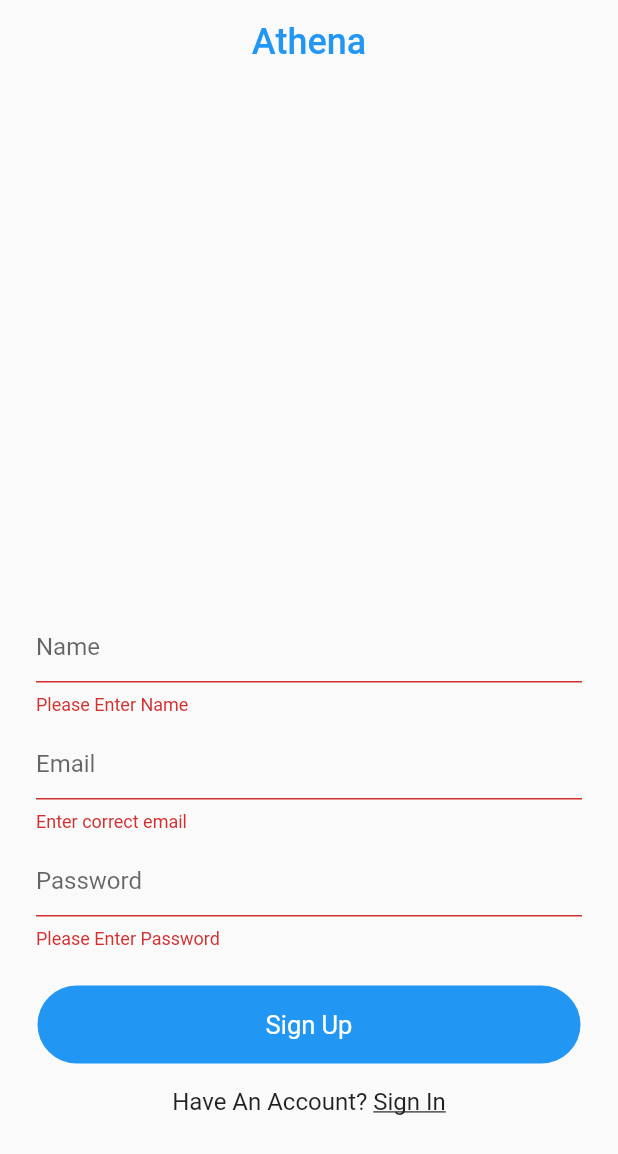
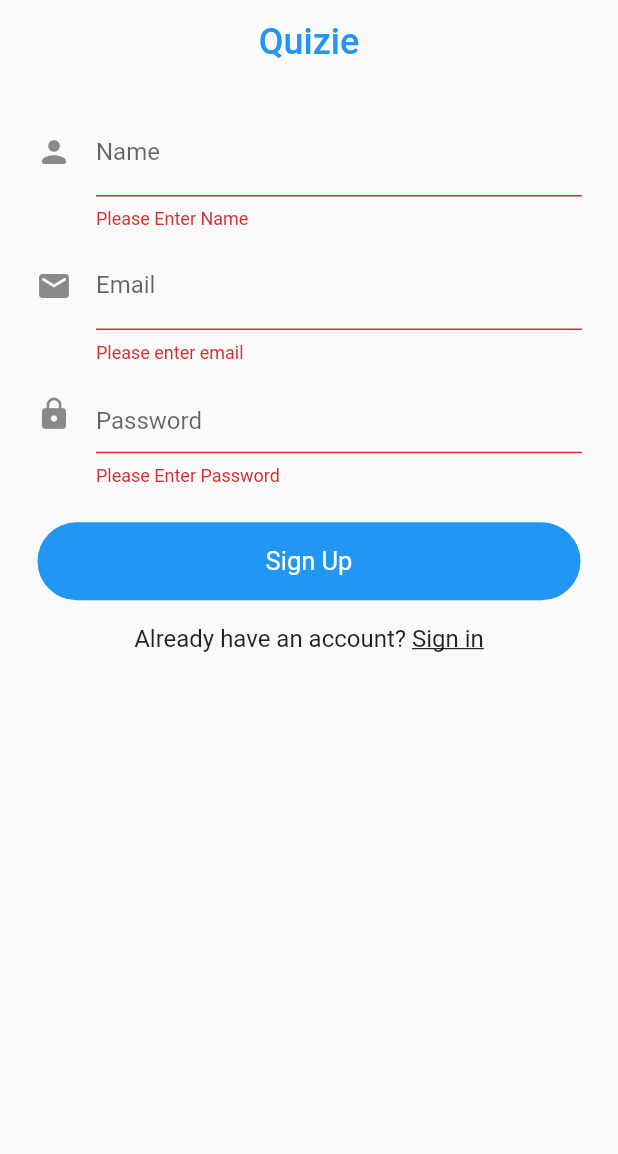
Before and after one commit to mohitj2401/quizee, a Flutter app: the SignUp screen opened directly, after a tap on "Sign Up", on a phone screen of 412 x 824 dp. Shown: the top 1154 px of the screen. Run offline on Flutter 3.47's test engine with Material 2 defaults, Android fonts, the light colour scheme and no system bars; our stand-ins replace dio, image_picker, shared_preferences; missing offline and left inert: ndialog; accounts and stored records are empty.

Commit message:
added auto validation and add strong password allow only

```diff
--- a/lib/views/signup.dart
+++ b/lib/views/signup.dart
@@ -1,11 +1,5 @@
-import 'dart:convert';
-
-import 'package:athena/helper/helper.dart';
 import 'package:athena/service/auth.dart';
-import 'package:athena/service/database.dart';
-import 'package:athena/views/home.dart';
 import 'package:athena/views/signin.dart';
-// import 'package:firebase_auth/firebase_auth.dart';
 import 'package:dio/dio.dart';
 import 'package:flutter/material.dart';
 import 'package:ndialog/ndialog.dart';
@@ -17,13 +11,14 @@ class SignUp extends StatefulWidget {
 
 class _SignUpState extends State<SignUp> {
   AuthService authService = new AuthService();
-  // DatabaseService databaseService = new DatabaseService();
-
   final formKey = GlobalKey<FormState>();
   bool isLoading = false;
+  bool _isHidden = true;
   TextEditingController emailTextEditingController = TextEditingController();
   TextEditingController nameTextEditingController = TextEditingController();
   TextEditingController passwordTextEditingController = TextEditingController();
+  TextEditingController confirmPasswordTextEditingController =
+      TextEditingController();
 
   signUp() async {
     if (formKey.currentState.validate()) {
@@ -35,7 +30,6 @@ class _SignUpState extends State<SignUp> {
             .post("http://192.168.137.74/flutter/public/api/register", data: {
           "name": nameTextEditingController.text,
           "email": emailTextEditingController.text,
-          "role": "student",
           'password': passwordTextEditingController.text,
         });
 
@@ -97,33 +91,6 @@ class _SignUpState extends State<SignUp> {
           ],
         ).show(context);
       }
-      // await authService
-      //     .signUpWithEmailAndPass(emailTextEditingController.text,
-      //         passwordTextEditingController.text)
-      //     .then((value) {
-      //   if (value != null) {
-      //     setState(() {
-      //       isLoading = false;
-      //     });
-      //     Map<String, String> userInfoMap = {
-      //       "name": nameTextEditingController.text,
-      //       "email": emailTextEditingController.text,
-      //       "role": "student",
-      //     };
-      //     FirebaseAuth firebaseAuth = FirebaseAuth.instance;
-      //     databaseService.uploadUserInfo(
-      //         userInfoMap, firebaseAuth.currentUser.uid);
-      //     HelperFunctions.saveUserLoggedIn(true);
-      //     HelperFunctions.saveUserRole(userInfoMap['role']);
-
-      //     Navigator.pushReplacement(
-      //         context, MaterialPageRoute(builder: (context) => Home()));
-      //   } else {
-      //     setState(() {
-      //       isLoading = false;
-      //     });
-      //   }
-      // });
     }
   }
 
@@ -133,7 +100,7 @@ class _SignUpState extends State<SignUp> {
       appBar: AppBar(
         title: Center(
             child: Text(
-          "Athena",
+          "Quizie",
           style: TextStyle(color: Colors.blue, fontSize: 24),
         )),
         iconTheme: IconThemeData(color: Colors.black),
@@ -148,61 +115,85 @@ class _SignUpState extends State<SignUp> {
             )
           : SingleChildScrollView(
               child: Container(
-                height: MediaQuery.of(context).size.height - 60,
                 child: Form(
+                  autovalidateMode: AutovalidateMode.always,
                   key: formKey,
                   child: Container(
-                      margin:
-                          EdgeInsets.symmetric(horizontal: 24, vertical: 16),
+                    margin: EdgeInsets.symmetric(horizontal: 24, vertical: 16),
                     child: Column(
                       children: <Widget>[
                         showAlert(),
-                          Spacer(),
                         TextFormField(
                           validator: (value) {
                             if (value.isEmpty) {
                               return "Please Enter Name";
-                              } else {
+                            }
+
+                            if (!RegExp(r"^[a-zA-Z][a-zA-Z ]+$")
+                                .hasMatch(value)) {
+                              return 'Please enter valid name';
+                            }
                             return null;
-                              }
                           },
                           controller: nameTextEditingController,
                           decoration: InputDecoration(
-                              hintText: "Name",
+                              labelText: "Name",
+                              icon: Icon(Icons.person_rounded)),
+                        ),
+                        SizedBox(
+                          height: 8,
+                        ),
+                        TextFormField(
+                          validator: (value) {
+                            if (value.isEmpty) {
+                              return 'Please enter email';
+                            }
+                            if (!RegExp(
+                                    r"^[a-zA-Z0-9.a-zA-Z0-9.!#$%&'*+-/=?^_`{|}~]+@[a-zA-Z0-9]+\.[a-zA-Z]+")
+                                .hasMatch(value)) {
+                              return "Please enter valid email";
+                            }
+                            return null;
+                          },
+                          controller: emailTextEditingController,
+                          decoration: InputDecoration(
+                            icon: Icon(
+                              Icons.email_rounded,
+                            ),
+                            labelText: "Email",
                           ),
                         ),
                         SizedBox(
                           height: 8,
                         ),
                         TextFormField(
-                            validator: (value) {
-                              if (RegExp(
-                                      r"^[a-zA-Z0-9.a-zA-Z0-9.!#$%&'*+-/=?^_`{|}~]+@[a-zA-Z0-9]+\.[a-zA-Z]+")
-                                  .hasMatch(value)) {
-                                return null;
-                              } else {
-                                return "Enter correct email";
-                              }
-                            },
-                            controller: emailTextEditingController,
-                            decoration: InputDecoration(
-                              hintText: "Email",
-                            ),
-                          ),
-                          SizedBox(
-                            height: 8,
-                          ),
-                          TextFormField(
-                            obscureText: true,
+                          obscureText: _isHidden,
                           validator: (value) {
                             if (value.isEmpty) {
                               return "Please Enter Password";
-                              } else {
+                            }
+                            if (!RegExp(
+                                    r'^(?=.*?[A-Z])(?=.*?[a-z])(?=.*?[0-9])(?=.*?[!@#\$&*~]).{8,}$')
+                                .hasMatch(value)) {
+                              return 'Please enter strong password';
+                            }
                             return null;
-                              }
                           },
                           controller: passwordTextEditingController,
                           decoration: InputDecoration(
+                            icon: Icon(Icons.lock),
+                            suffix: InkWell(
+                              onTap: _togglePasswordView,
+                              child: Padding(
+                                padding: EdgeInsets.only(left: 8.0, right: 20),
+                                child: Icon(
+                                  Icons.visibility,
+                                  size: 24,
+                                  color:
+                                      _isHidden ? Colors.grey : Colors.blueGrey,
+                                ),
+                              ),
+                            ),
                             hintText: "Password",
                           ),
                         ),
@@ -223,8 +214,8 @@ class _SignUpState extends State<SignUp> {
                             ),
                             child: Text(
                               "Sign Up",
-                                style: TextStyle(
-                                    color: Colors.white, fontSize: 17),
+                              style:
+                                  TextStyle(color: Colors.white, fontSize: 17),
                             ),
                           ),
                         ),
@@ -235,7 +226,7 @@ class _SignUpState extends State<SignUp> {
                           mainAxisAlignment: MainAxisAlignment.center,
                           children: <Widget>[
                             Text(
-                                "Have An Account? ",
+                              "Already have an account? ",
                               style: TextStyle(fontSize: 16),
                             ),
                             GestureDetector(
@@ -246,7 +237,7 @@ class _SignUpState extends State<SignUp> {
                                         builder: (context) => SignIn()));
                               },
                               child: Text(
-                                  "Sign In",
+                                "Sign in",
                                 style: TextStyle(
                                   fontSize: 16,
                                   decoration: TextDecoration.underline,
@@ -259,11 +250,18 @@ class _SignUpState extends State<SignUp> {
                           height: 60,
                         )
                       ],
-                      )),
+                    ),
+                  ),
                 ),
               ),
             ),
     );
+  }
+
+  void _togglePasswordView() {
+    setState(() {
+      _isHidden = !_isHidden;
+    });
   }
 
   Widget showAlert() {
```
Also changed, not shown: lib/main.dart (+2 -58 lines), lib/views/signin.dart (+37 -42 lines). Lines whose indentation alone changed are shown as unchanged.
